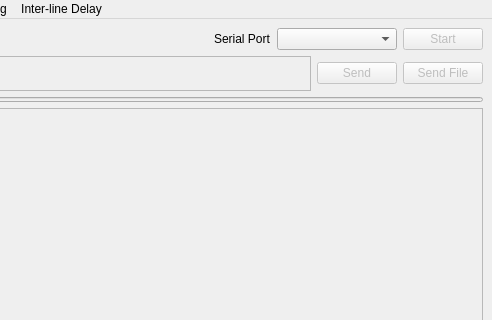
Old version of the form main_window.ui in the repository cronblocks/eserial-qt; both pictures show x 308 to 800 and y 0 to 320 of the 800 by 646 pixel window.
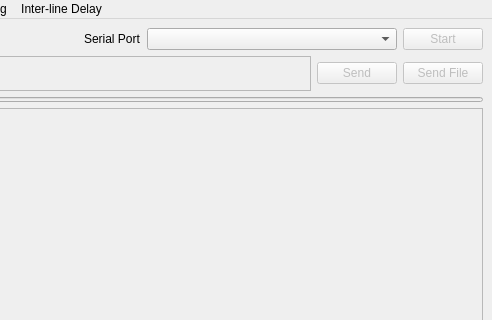
New version of the form.

Commit message: Changing combo box width

Patch:
```diff
--- a/main_window.ui
+++ b/main_window.ui
@@ -62,13 +62,13 @@
        <widget class="QComboBox" name="serialPortComboBox">
         <property name="minimumSize">
          <size>
-          <width>120</width>
+          <width>250</width>
           <height>0</height>
          </size>
         </property>
         <property name="maximumSize">
          <size>
-          <width>200</width>
+          <width>300</width>
           <height>16777215</height>
          </size>
         </property>
```
